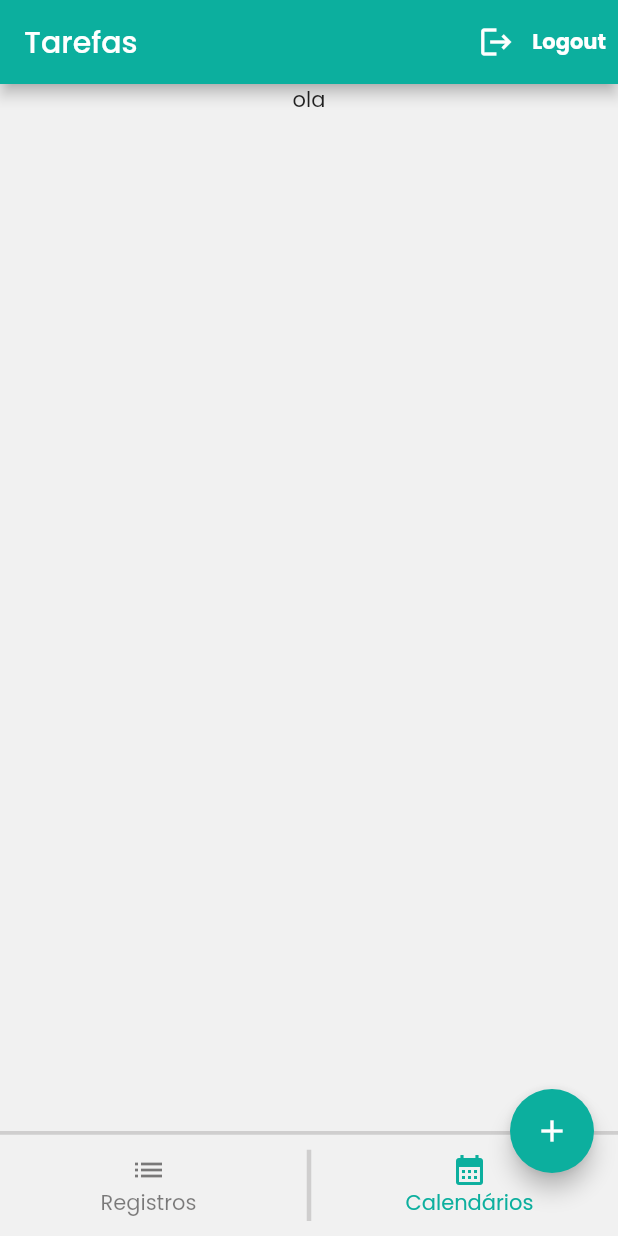
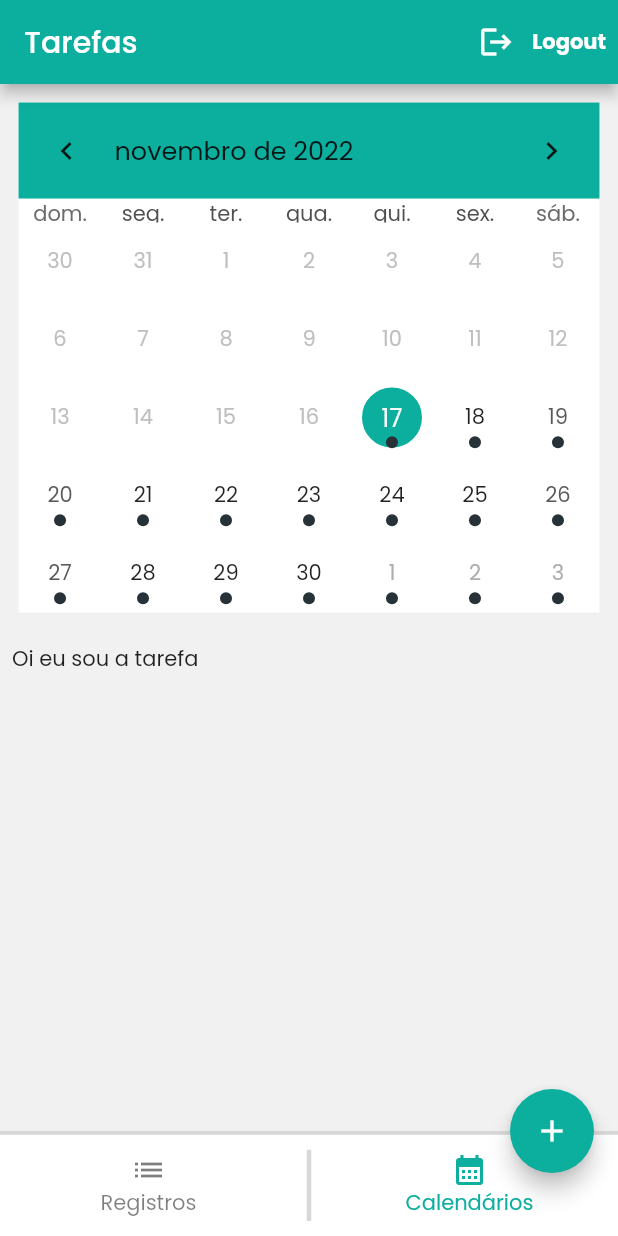
Before and after one commit to RafaMC03/Tasker, a Flutter app: the screen it shows once a user with an empty profile is signed in, swiped to page 2, on a phone screen of 412 x 824 dp. Run offline on Flutter 3.47's test engine with Material 2 defaults, Android fonts, the phone set to English and light mode, and no system bars; drawn by our look-alikes of table_calendar; our stand-ins replace bot_toast, firebase_auth, firebase_core, google_fonts, page_transition; accounts and stored records are empty.

Commit message:
Estilo tarefa & Calendario

```diff
--- /dev/null
+++ b/lib/modules/home/models/tarefa_model.dart
@@ -0,0 +1,77 @@
+import 'dart:convert';
+
+class TarefaAgendada {
+  final String titulo;
+  final String descricao;
+  final String data;
+  final String id;
+
+  TarefaAgendada({
+    required this.titulo,
+    required this.descricao,
+    required this.data,
+    required this.id,
+  });
+
+  TarefaAgendada copyWith({
+    String? titulo,
+    String? descricao,
+    String? data,
+    String? id,
+  }) {
+    return TarefaAgendada(
+      titulo: titulo ?? this.titulo,
+      descricao: descricao ?? this.descricao,
+      data: data ?? this.data,
+      id: id ?? this.id,
+    );
+  }
+
+  Map<String, dynamic> toMap() {
+    final result = <String, dynamic>{};
+
+    result.addAll({'titulo': titulo});
+    result.addAll({'descricao': descricao});
+    result.addAll({'data': data});
+    result.addAll({'id': id});
+
+    return result;
+  }
+
+  factory TarefaAgendada.fromMap(Map<String, dynamic> map) {
+    return TarefaAgendada(
+      titulo: map['titulo'] ?? '',
+      descricao: map['descricao'] ?? '',
+      data: map['data'] ?? '',
+      id: map['id'] ?? '',
+    );
+  }
+
+  String toJson() => json.encode(toMap());
+
+  factory TarefaAgendada.fromJson(String source) => TarefaAgendada.fromMap(json.decode(source));
+
+  @override
+  String toString() {
+    return 'TarefaAgendada(titulo: $titulo, descricao: $descricao, data: $data, id: $id)';
+  }
+
+  @override
+  bool operator ==(Object other) {
+    if (identical(this, other)) return true;
+
+    return other is TarefaAgendada &&
+      other.titulo == titulo &&
+      other.descricao == descricao &&
+      other.data == data &&
+      other.id == id;
+  }
+
+  @override
+  int get hashCode {
+    return titulo.hashCode ^
+      descricao.hashCode ^
+      data.hashCode ^
+      id.hashCode;
+  }
+}
--- a/lib/modules/home/pages/calendario.dart
+++ b/lib/modules/home/pages/calendario.dart
@@ -1,6 +1,6 @@
 import 'package:flutter/material.dart';
-import 'package:flutter/src/widgets/container.dart';
-import 'package:flutter/src/widgets/framework.dart';
+import 'package:table_calendar/table_calendar.dart';
+import 'package:tasker/modules/home/models/tarefa_model.dart';
 
 class Calendario extends StatefulWidget {
   const Calendario({super.key});
@@ -10,16 +10,67 @@ class Calendario extends StatefulWidget {
 }
 
 class _CalendarioState extends State<Calendario> {
+  DateTime _selectedDay = DateTime.now();
+  DateTime _focusedDay = DateTime.now();
+  Map<String, List<TarefaAgendada>>? selectedTarefas = {};
+  List<TarefaAgendada>? tarefasTemp = [];
+  List<TarefaAgendada> _getEventsfromDay(DateTime data) {
+    return selectedTarefas?[data] ?? [TarefaAgendada(titulo: "Oi eu sou a tarefa", descricao: "eu sou a descrição da tarefa", data: "10/10/2010", id: "1")];
+  }
+
   @override
   Widget build(BuildContext context) {
     return Scaffold(
       backgroundColor: const Color.fromARGB(255, 241, 241, 241),
       body: ListView(
         children: [
-          Center(
-            child: Text('ola'),
-          )
-        ],
+          Padding(
+            padding: EdgeInsets.all(MediaQuery.of(context).size.width * 0.03),
+            child: Container(
+              decoration: const BoxDecoration(
+                color: Colors.white
+              ),
+              child: Center(
+                  child: TableCalendar(
+                    eventLoader: _getEventsfromDay,
+                    headerStyle: const HeaderStyle(
+                      decoration: BoxDecoration(
+                        color: Color.fromARGB(255, 12, 175, 158),
+                      )
+                    ),
+                onDaySelected: (selectedDay, focusedDay) {
+                  setState(() {
+                    _selectedDay = selectedDay;
+                    _focusedDay = focusedDay;
+                  });
+                },
+                selectedDayPredicate: (day) => isSameDay(day, _selectedDay),
+                calendarFormat: CalendarFormat.month,
+                locale: "pt_BR",
+                focusedDay: DateTime.now(),
+                firstDay: DateTime.now(),
+                lastDay: DateTime.now().add(const Duration(days: 30)),
+                availableCalendarFormats: const {CalendarFormat.month: 'Mês'},
+                onPageChanged: (focusedDay) {
+                    _focusedDay = focusedDay;
+                },
+                calendarStyle: CalendarStyle(
+                  selectedDecoration: BoxDecoration(
+                      color: const Color.fromARGB(255, 12, 175, 158),
+                      shape: BoxShape.circle,
+                      border: Border.all(
+                          color: const Color.fromARGB(255, 12, 175, 158),
+                          width: 1.5)),
+                  todayTextStyle: const TextStyle(color: Colors.black),
+                  todayDecoration: const BoxDecoration(
+                      color: Color.fromARGB(0, 12, 175, 158),
+                      shape: BoxShape.circle),
+                ),)
+              ),
+            ),
+          ),
+          ..._getEventsfromDay(_selectedDay).map((TarefaAgendada tarefaAgendada) => Padding(padding: const EdgeInsets.all(8), child: Text(tarefaAgendada.titulo),),),
+        ],// falta fazer o estilo do evento e comparar a data com a selecionada
       ),
     );
   }
--- a/lib/modules/home/pages/home.dart
+++ b/lib/modules/home/pages/home.dart
@@ -14,11 +14,13 @@ class HomeIndexPage extends StatefulWidget {
 class _HomeIndexPageState extends State<HomeIndexPage> {
   final pageViewController = PageController();
   int _selectedIndex = 0;
+  int _tamanhoLinha = 2;
+  bool _expandido = false;
 
   @override
   Widget build(BuildContext conNtext) {
     return Scaffold(
-      backgroundColor: const Color.fromARGB(255, 241, 241, 241),
+      backgroundColor: _expandido == false ? const Color.fromARGB(255, 241, 241, 241) : Color.fromARGB(120, 241, 241, 241),
       floatingActionButtonLocation: FloatingActionButtonLocation.endDocked,
       floatingActionButton: FloatingActionButton(
         onPressed: () {
@@ -70,29 +72,62 @@ class _HomeIndexPageState extends State<HomeIndexPage> {
               child: Column(
                 children: [
                   //modelo das tarefas
-
                   Padding(
                     padding: const EdgeInsets.only(top: 20),
                     child: Container(
-                      width: 380, //arrumar largura
+                      width: MediaQuery.of(context).size.width * 0.95,
                       decoration: BoxDecoration(
+                          color: const Color.fromARGB(255, 255, 255, 255),
                           borderRadius: BorderRadius.circular(10),
                           border: Border.all(
                               color: const Color.fromARGB(255, 12, 175, 158),
                               width: 2)),
-                      child: const ListTile(
-                        trailing: Text('30 nov'),
+                      child: ExpansionTile(
+                        backgroundColor: Colors.white,
+                        onExpansionChanged: (expandido){
+                          setState(() {
+                            _expandido = expandido;
+                            if(_tamanhoLinha < 20){
+                              _tamanhoLinha = 20;
+                            }
+                            else{
+                              _tamanhoLinha = 2;
+                            }
+                          });
+                        },
+                        trailing: Column(
+                          mainAxisAlignment: MainAxisAlignment.spaceBetween,
+                          children: [
+                            const Text('30 nov', style: TextStyle(color: Color.fromARGB(255, 12, 175, 158)),),
+                            Text('Expandir', style: TextStyle(color: _expandido == false ? const Color.fromARGB(255, 12, 175, 158) : const Color.fromARGB(0, 0, 0, 0)),),
+                          ]
+                        ),
                         subtitle: Text(
-                            'Terminar home page'), //quebra de linha automatica
-                        title: Text(
+                            'Terminar home page', maxLines: _tamanhoLinha, style: const TextStyle(color:Color.fromARGB(255, 0, 0, 0)),),
+                        title: const Text(
                           'Sprint 3 - PSI',
                           style: TextStyle(
-                              color: const Color.fromARGB(255, 12, 175, 158),
+                              color: Color.fromARGB(255, 12, 175, 158),
                               fontWeight: FontWeight.bold),
                         ),
+                        children: [
+                          Row(
+                            mainAxisAlignment: MainAxisAlignment.end,
+                            children: [
+                              Padding(
+                                padding: EdgeInsets.fromLTRB(0,0,MediaQuery.of(context).size.width * 0.04,MediaQuery.of(context).size.width * 0.014),
+                                child: TextButton(
+                                  child: const Text("Excluir", style: TextStyle(color: Color.fromARGB(255, 12, 175, 158))),
+                                  onPressed: () {
+                                    //função excluir
+                                  }
+                                )
+                              )
+                            ],)
+                        ],
                       ),
                     ),
-                  ),
+                  )
                 ],
               ),
             ),
@@ -106,6 +141,7 @@ class _HomeIndexPageState extends State<HomeIndexPage> {
             return Container(
               height: 70,
               decoration: const BoxDecoration(
+                color: Colors.white,
                 border: Border(
                     top: BorderSide(
                         color: Color.fromARGB(80, 133, 129, 129), width: 2.5)),
--- a/pubspec.yaml
+++ b/pubspec.yaml
@@ -42,6 +42,7 @@ dependencies:
   page_transition: ^2.0.9
   flutter_localizations:
     sdk: flutter
+  table_calendar: ^3.0.8
 
 dev_dependencies:
   flutter_test:
```
Also changed, not shown: pubspec.lock.
